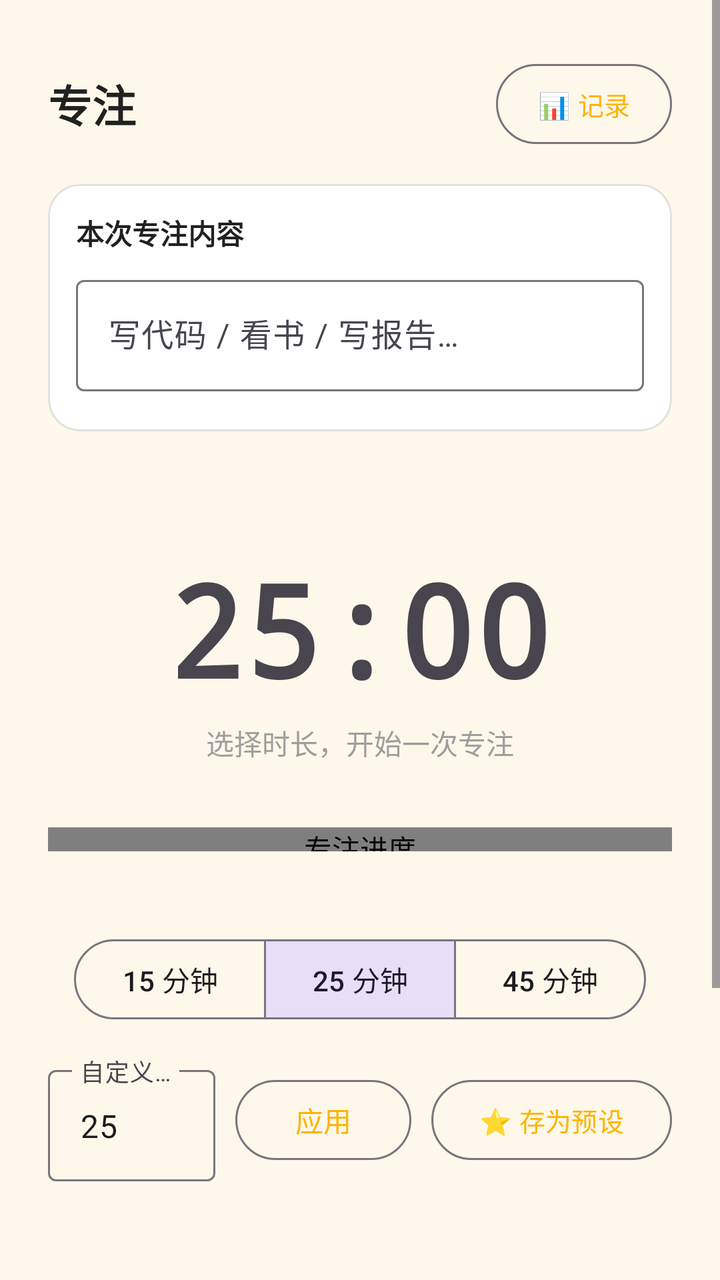
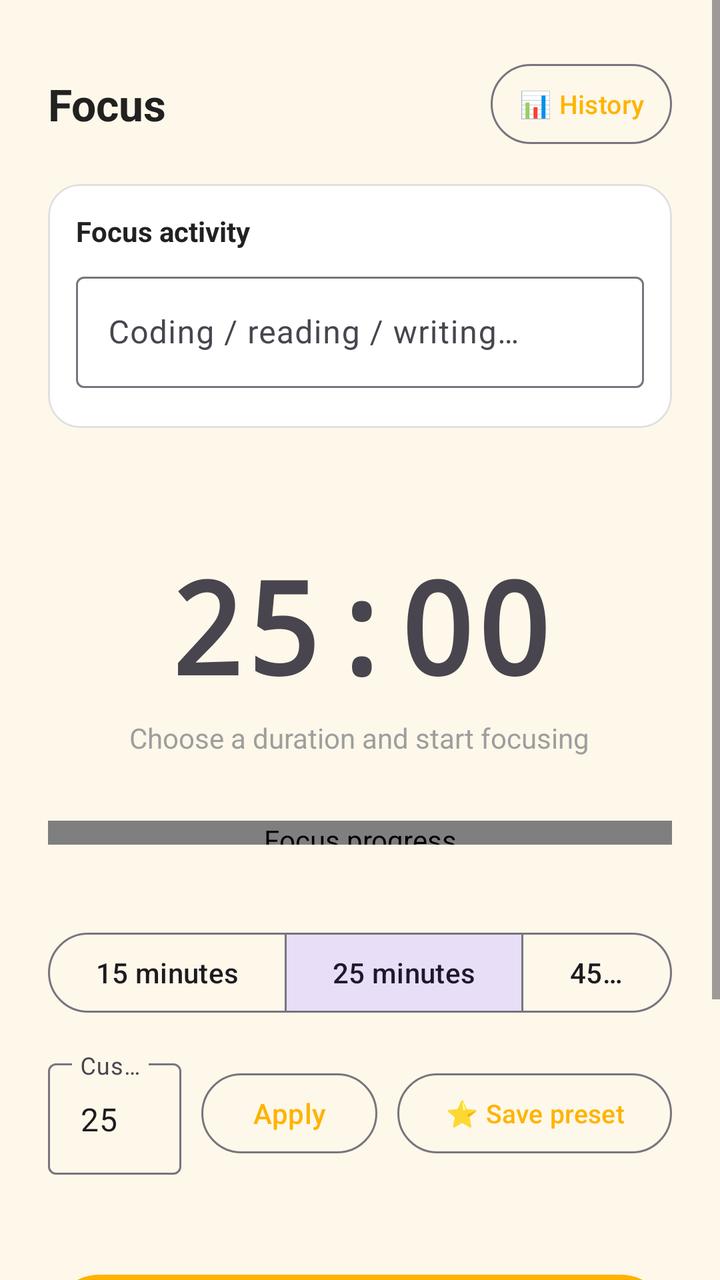

Compare the two renders of this Android layout. The source of the first and the diff that turns it into the second are given below.
<!-- AndroidManifest.xml: application theme Theme.FocusPets -->
<!-- res/layout/fragment_focus.xml -->
<?xml version="1.0" encoding="utf-8"?>
<ScrollView xmlns:android="http://schemas.android.com/apk/res/android"
    xmlns:app="http://schemas.android.com/apk/res-auto"
    android:layout_width="match_parent"
    android:layout_height="match_parent"
    android:fillViewport="true">

    <LinearLayout
        android:layout_width="match_parent"
        android:layout_height="wrap_content"
        android:orientation="vertical"
        android:gravity="center_horizontal"
        android:padding="24dp">

        
        <LinearLayout
            android:layout_width="match_parent"
            android:layout_height="wrap_content"
            android:orientation="horizontal"
            android:gravity="center_vertical"
            android:paddingTop="4dp">

            <TextView
                android:layout_width="0dp"
                android:layout_height="wrap_content"
                android:layout_weight="1"
                android:text="专注"
                android:textSize="22sp"
                android:textStyle="bold"
                android:textColor="@color/text_primary" />

            <com.google.android.material.button.MaterialButton
                android:id="@+id/btn_open_records"
                style="?attr/materialButtonOutlinedStyle"
                android:layout_width="wrap_content"
                android:layout_height="wrap_content"
                android:text="📊 记录"
                android:textSize="13sp"
                android:paddingStart="14dp"
                android:paddingEnd="14dp" />
        </LinearLayout>

        
        <com.google.android.material.card.MaterialCardView
            android:layout_width="match_parent"
            android:layout_height="wrap_content"
            android:layout_marginTop="16dp"
            app:cardBackgroundColor="@color/surface_card"
            app:cardCornerRadius="16dp"
            app:strokeColor="@color/stroke_hint"
            app:strokeWidth="1dp">

            <LinearLayout
                android:layout_width="match_parent"
                android:layout_height="wrap_content"
                android:orientation="vertical"
                android:padding="14dp">

                <TextView
                    android:layout_width="wrap_content"
                    android:layout_height="wrap_content"
                    android:text="本次专注内容"
                    android:textSize="14sp"
                    android:textStyle="bold"
                    android:textColor="@color/text_primary" />

                <com.google.android.material.textfield.TextInputLayout
                    android:layout_width="match_parent"
                    android:layout_height="wrap_content"
                    android:layout_marginTop="8dp"
                    android:hint="写代码 / 看书 / 写报告…">

                    <com.google.android.material.textfield.TextInputEditText
                        android:id="@+id/et_focus_content"
                        android:layout_width="match_parent"
                        android:layout_height="wrap_content"
                        android:inputType="text"
                        android:maxLines="1"
                        android:imeOptions="actionNext" />
                </com.google.android.material.textfield.TextInputLayout>

                <TextView
                    android:id="@+id/tv_history_hint"
                    android:layout_width="wrap_content"
                    android:layout_height="wrap_content"
                    android:layout_marginTop="10dp"
                    android:text="最近用过"
                    android:textSize="12sp"
                    android:textColor="@color/text_hint"
                    android:visibility="gone" />

                <com.google.android.material.chip.ChipGroup
                    android:id="@+id/chip_history"
                    android:layout_width="match_parent"
                    android:layout_height="wrap_content"
                    android:layout_marginTop="6dp"
                    app:chipSpacingHorizontal="8dp"
                    app:chipSpacingVertical="6dp" />
            </LinearLayout>
        </com.google.android.material.card.MaterialCardView>

        
        <TextView
            android:id="@+id/tv_hunger_warning"
            android:layout_width="wrap_content"
            android:layout_height="wrap_content"
            android:layout_marginTop="8dp"
            android:text="😿 宠物饿坏了…完成一次专注让它恢复健康"
            android:textColor="#E53935"
            android:textSize="13sp"
            android:visibility="gone" />

        
        <TextView
            android:id="@+id/tv_remaining"
            android:layout_width="wrap_content"
            android:layout_height="wrap_content"
            android:layout_marginTop="56dp"
            android:text="25:00"
            android:textSize="64sp"
            android:textStyle="bold"
            android:fontFamily="monospace"
            android:contentDescription="剩余专注时间" />

        <TextView
            android:id="@+id/tv_subtitle"
            android:layout_width="wrap_content"
            android:layout_height="wrap_content"
            android:layout_marginTop="4dp"
            android:text="选择时长，开始一次专注"
            android:textColor="@color/text_hint"
            android:textSize="14sp" />

        
        <com.example.focuspets.ui.focus.FocusProgressBar
            android:id="@+id/progress_focus"
            android:layout_width="match_parent"
            android:layout_height="12dp"
            android:layout_marginTop="32dp"
            android:contentDescription="专注进度" />

        
        <com.google.android.material.button.MaterialButtonToggleGroup
            android:id="@+id/toggle_duration"
            android:layout_width="wrap_content"
            android:layout_height="wrap_content"
            android:layout_marginTop="40dp"
            app:checkedButton="@id/btn_25"
            app:selectionRequired="false"
            app:singleSelection="true">

            <Button
                android:id="@+id/btn_15"
                style="?attr/materialButtonOutlinedStyle"
                android:layout_width="wrap_content"
                android:layout_height="wrap_content"
                android:text="15 分钟" />

            <Button
                android:id="@+id/btn_25"
                style="?attr/materialButtonOutlinedStyle"
                android:layout_width="wrap_content"
                android:layout_height="wrap_content"
                android:text="25 分钟" />

            <Button
                android:id="@+id/btn_45"
                style="?attr/materialButtonOutlinedStyle"
                android:layout_width="wrap_content"
                android:layout_height="wrap_content"
                android:text="45 分钟" />
        </com.google.android.material.button.MaterialButtonToggleGroup>

        
        <LinearLayout
            android:layout_width="match_parent"
            android:layout_height="wrap_content"
            android:layout_marginTop="16dp"
            android:gravity="center_vertical"
            android:orientation="horizontal">

            <com.google.android.material.textfield.TextInputLayout
                android:layout_width="0dp"
                android:layout_height="wrap_content"
                android:layout_weight="1"
                android:hint="自定义分钟（1~180）">

                <com.google.android.material.textfield.TextInputEditText
                    android:id="@+id/et_custom_minutes"
                    android:layout_width="match_parent"
                    android:layout_height="wrap_content"
                    android:inputType="number"
                    android:maxLength="3"
                    android:text="25" />
            </com.google.android.material.textfield.TextInputLayout>

            <com.google.android.material.button.MaterialButton
                android:id="@+id/btn_custom"
                style="?attr/materialButtonOutlinedStyle"
                android:layout_width="wrap_content"
                android:layout_height="wrap_content"
                android:layout_marginStart="10dp"
                android:text="应用" />

            <com.google.android.material.button.MaterialButton
                android:id="@+id/btn_save_preset"
                style="?attr/materialButtonOutlinedStyle"
                android:layout_width="wrap_content"
                android:layout_height="wrap_content"
                android:layout_marginStart="10dp"
                android:text="⭐ 存为预设"
                android:textSize="13sp" />
        </LinearLayout>

        
        <TextView
            android:id="@+id/tv_preset_hint"
            android:layout_width="wrap_content"
            android:layout_height="wrap_content"
            android:layout_marginTop="10dp"
            android:text="常用预设"
            android:textSize="12sp"
            android:textColor="@color/text_hint"
            android:visibility="gone" />

        <com.google.android.material.chip.ChipGroup
            android:id="@+id/chip_presets"
            android:layout_width="match_parent"
            android:layout_height="wrap_content"
            android:layout_marginTop="6dp"
            app:chipSpacingHorizontal="8dp"
            app:chipSpacingVertical="6dp" />

        
        <com.google.android.material.button.MaterialButton
            android:id="@+id/btn_start"
            android:layout_width="match_parent"
            android:layout_height="60dp"
            android:layout_marginTop="40dp"
            android:text="开始专注"
            android:textSize="16sp"
            app:cornerRadius="30dp" />

        <TextView
            android:id="@+id/tv_points_focus"
            android:layout_width="wrap_content"
            android:layout_height="wrap_content"
            android:layout_marginTop="20dp"
            android:text="可用积分 0"
            android:textSize="15sp"
            android:textStyle="bold" />

        <TextView
            android:layout_width="wrap_content"
            android:layout_height="wrap_content"
            android:layout_marginTop="32dp"
            android:gravity="center"
            android:text="🍅 专注期间请保持 App 在前台\n切后台超过 5 秒，本次专注将失败"
            android:textColor="@color/text_hint"
            android:textSize="12sp" />
    </LinearLayout>
</ScrollView>
<!-- resources referenced by this layout -->
<resources>
  <color name="stroke_hint">#E0E0E0</color>
  <color name="surface_card">#FFFFFF</color>
  <color name="text_hint">#9E9E9E</color>
  <color name="text_primary">#212121</color>
  <style name="Theme.FocusPets" parent="Theme.Material3.DayNight.NoActionBar">
          
          <item name="android:windowBackground">@color/page_background</item>
          <item name="android:colorBackground">@color/page_background</item>
          
          <item name="colorPrimary">@color/cat_accent</item>
          <item name="colorPrimaryContainer">@color/cat_accent</item>
          <item name="colorOnPrimary">#FFFFFF</item>
          
          <item name="android:statusBarColor">@color/page_background</item>
          <item name="android:navigationBarColor">@color/page_background</item>
          <item name="android:windowLightStatusBar">true</item>
      </style>
  <color name="page_background">#FEF8EA</color>
  <color name="cat_accent">#FFB300</color>
</resources>

<!-- the commit's change to res/layout/fragment_focus.xml (unified diff, before → after) -->
@@ -24,7 +24,7 @@
                 android:layout_width="0dp"
                 android:layout_height="wrap_content"
                 android:layout_weight="1"
-                android:text="专注"
+                android:text="@string/ui_018"
                 android:textSize="22sp"
                 android:textStyle="bold"
                 android:textColor="@color/text_primary" />
@@ -34,7 +34,7 @@
                 style="?attr/materialButtonOutlinedStyle"
                 android:layout_width="wrap_content"
                 android:layout_height="wrap_content"
-                android:text="📊 记录"
+                android:text="@string/ui_150"
                 android:textSize="13sp"
                 android:paddingStart="14dp"
                 android:paddingEnd="14dp" />
@@ -59,7 +59,7 @@
                 <TextView
                     android:layout_width="wrap_content"
                     android:layout_height="wrap_content"
-                    android:text="本次专注内容"
+                    android:text="@string/ui_089"
                     android:textSize="14sp"
                     android:textStyle="bold"
                     android:textColor="@color/text_primary" />
@@ -68,7 +68,7 @@
                     android:layout_width="match_parent"
                     android:layout_height="wrap_content"
                     android:layout_marginTop="8dp"
-                    android:hint="写代码 / 看书 / 写报告…">
+                    android:hint="@string/ui_043">
 
                     <com.google.android.material.textfield.TextInputEditText
                         android:id="@+id/et_focus_content"
@@ -84,7 +84,7 @@
                     android:layout_width="wrap_content"
                     android:layout_height="wrap_content"
                     android:layout_marginTop="10dp"
-                    android:text="最近用过"
+                    android:text="@string/ui_084"
                     android:textSize="12sp"
                     android:textColor="@color/text_hint"
                     android:visibility="gone" />
@@ -105,7 +105,7 @@
             android:layout_width="wrap_content"
             android:layout_height="wrap_content"
             android:layout_marginTop="8dp"
-            android:text="😿 宠物饿坏了…完成一次专注让它恢复健康"
+            android:text="@string/ui_159"
             android:textColor="#E53935"
             android:textSize="13sp"
             android:visibility="gone" />
@@ -120,14 +120,14 @@
             android:textSize="64sp"
             android:textStyle="bold"
             android:fontFamily="monospace"
-            android:contentDescription="剩余专注时间" />
+            android:contentDescription="@string/ui_047" />
 
         <TextView
             android:id="@+id/tv_subtitle"
             android:layout_width="wrap_content"
             android:layout_height="wrap_content"
             android:layout_marginTop="4dp"
-            android:text="选择时长，开始一次专注"
+            android:text="@string/ui_128"
             android:textColor="@color/text_hint"
             android:textSize="14sp" />
 
@@ -137,7 +137,7 @@
             android:layout_width="match_parent"
             android:layout_height="12dp"
             android:layout_marginTop="32dp"
-            android:contentDescription="专注进度" />
+            android:contentDescription="@string/ui_032" />
 
         
         <com.google.android.material.button.MaterialButtonToggleGroup
@@ -154,21 +154,21 @@
                 style="?attr/materialButtonOutlinedStyle"
                 android:layout_width="wrap_content"
                 android:layout_height="wrap_content"
-                android:text="15 分钟" />
+                android:text="@string/ui_005" />
 
             <Button
                 android:id="@+id/btn_25"
                 style="?attr/materialButtonOutlinedStyle"
                 android:layout_width="wrap_content"
                 android:layout_height="wrap_content"
-                android:text="25 分钟" />
+                android:text="@string/ui_006" />
 
             <Button
                 android:id="@+id/btn_45"
                 style="?attr/materialButtonOutlinedStyle"
                 android:layout_width="wrap_content"
                 android:layout_height="wrap_content"
-                android:text="45 分钟" />
+                android:text="@string/ui_007" />
         </com.google.android.material.button.MaterialButtonToggleGroup>
 
         
@@ -183,7 +183,7 @@
                 android:layout_width="0dp"
                 android:layout_height="wrap_content"
                 android:layout_weight="1"
-                android:hint="自定义分钟（1~180）">
+                android:hint="@string/ui_111">
 
                 <com.google.android.material.textfield.TextInputEditText
                     android:id="@+id/et_custom_minutes"
@@ -200,7 +200,7 @@
                 android:layout_width="wrap_content"
                 android:layout_height="wrap_content"
                 android:layout_marginStart="10dp"
-                android:text="应用" />
+                android:text="@string/ui_065" />
 
             <com.google.android.material.button.MaterialButton
                 android:id="@+id/btn_save_preset"
@@ -208,7 +208,7 @@
                 android:layout_width="wrap_content"
                 android:layout_height="wrap_content"
                 android:layout_marginStart="10dp"
-                android:text="⭐ 存为预设"
+                android:text="@string/ui_012"
                 android:textSize="13sp" />
         </LinearLayout>
 
@@ -218,7 +218,7 @@
             android:layout_width="wrap_content"
             android:layout_height="wrap_content"
             android:layout_marginTop="10dp"
-            android:text="常用预设"
+            android:text="@string/ui_063"
             android:textSize="12sp"
             android:textColor="@color/text_hint"
             android:visibility="gone" />
@@ -237,7 +237,7 @@
             android:layout_width="match_parent"
             android:layout_height="60dp"
             android:layout_marginTop="40dp"
-            android:text="开始专注"
+            android:text="@string/ui_067"
             android:textSize="16sp"
             app:cornerRadius="30dp" />
 
@@ -246,7 +246,7 @@
             android:layout_width="wrap_content"
             android:layout_height="wrap_content"
             android:layout_marginTop="20dp"
-            android:text="可用积分 0"
+            android:text="@string/ui_051"
             android:textSize="15sp"
             android:textStyle="bold" />
 
@@ -255,7 +255,7 @@
             android:layout_height="wrap_content"
             android:layout_marginTop="32dp"
             android:gravity="center"
-            android:text="🍅 专注期间请保持 App 在前台\n切后台超过 5 秒，本次专注将失败"
+            android:text="@string/ui_140"
             android:textColor="@color/text_hint"
             android:textSize="12sp" />
     </LinearLayout>
<!-- resource entries referenced after the edit -->
@@ -4,6 +4,25 @@
   <color name="surface_card">#FFFFFF</color>
   <color name="text_hint">#9E9E9E</color>
   <color name="text_primary">#212121</color>
+  <string name="ui_005">15 minutes</string>
+  <string name="ui_006">25 minutes</string>
+  <string name="ui_007">45 minutes</string>
+  <string name="ui_012">⭐ Save preset</string>
+  <string name="ui_018">Focus</string>
+  <string name="ui_032">Focus progress</string>
+  <string name="ui_043">Coding / reading / writing…</string>
+  <string name="ui_047">Focus time remaining</string>
+  <string name="ui_051">Available points: 0</string>
+  <string name="ui_063">Presets</string>
+  <string name="ui_065">Apply</string>
+  <string name="ui_067">Start focus</string>
+  <string name="ui_084">Recent</string>
+  <string name="ui_089">Focus activity</string>
+  <string name="ui_111">Custom minutes (1–180)</string>
+  <string name="ui_128">Choose a duration and start focusing</string>
+  <string name="ui_140">🍅 Keep the app in the foreground\nLeaving for over 5 seconds fails this session</string>
+  <string name="ui_150">📊 History</string>
+  <string name="ui_159">😿 Your pet is hungry… Complete a focus session to help it recover</string>
   <style name="Theme.FocusPets" parent="Theme.Material3.DayNight.NoActionBar">
           
           <item name="android:windowBackground">@color/page_background</item>
